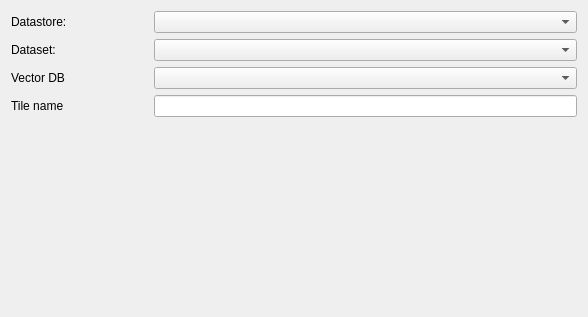
The window that geoplateforme/gui/tile_creation/qwp_tile_generation_edition.ui (JulesGrillot/plugin-qgis-geoplateforme) describes before a commit, drawn with Qt 5.
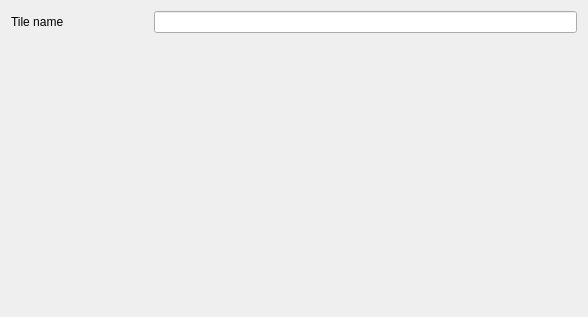
The same window after the commit. Custom widgets are drawn as their Qt base class.

Commit message: feat(tile generation): remove datastore, dataset and stored data combobox for generation

```diff
--- a/geoplateforme/gui/tile_creation/qwp_tile_generation_edition.ui
+++ b/geoplateforme/gui/tile_creation/qwp_tile_generation_edition.ui
@@ -17,7 +17,7 @@
    <locale language="English" country="UnitedStates"/>
   </property>
   <layout class="QGridLayout" name="gridLayout">
-   <item row="5" column="0">
+   <item row="2" column="0">
     <widget class="QLabel" name="lbl_name">
      <property name="autoFillBackground">
       <bool>true</bool>
@@ -27,34 +27,7 @@
      </property>
     </widget>
    </item>
-   <item row="2" column="0">
-    <widget class="QLabel" name="label">
-     <property name="text">
-      <string>Dataset:</string>
-     </property>
-    </widget>
-   </item>
-   <item row="3" column="1" colspan="3">
-    <widget class="StoredDataComboBox" name="cbx_stored_data"/>
-   </item>
-   <item row="3" column="0">
-    <widget class="QLabel" name="lbl_stored_data">
-     <property name="text">
-      <string>Vector DB</string>
-     </property>
-    </widget>
-   </item>
-   <item row="1" column="1" colspan="3">
-    <widget class="DatastoreComboBox" name="cbx_datastore"/>
-   </item>
-   <item row="1" column="0">
-    <widget class="QLabel" name="lbl_datastore">
-     <property name="text">
-      <string>Datastore:</string>
-     </property>
-    </widget>
-   </item>
-   <item row="7" column="2">
+   <item row="4" column="2">
     <spacer name="verticalSpacer">
      <property name="orientation">
       <enum>Qt::Vertical</enum>
@@ -67,7 +40,7 @@
      </property>
     </spacer>
    </item>
-   <item row="5" column="1" colspan="3">
+   <item row="2" column="1" colspan="3">
     <widget class="QLineEdit" name="lne_name">
      <property name="inputMethodHints">
       <set>Qt::ImhLatinOnly</set>
@@ -80,28 +53,8 @@
      </property>
     </widget>
    </item>
-   <item row="2" column="1" colspan="3">
-    <widget class="DatasetComboBox" name="cbx_dataset"/>
-   </item>
   </layout>
  </widget>
- <customwidgets>
-  <customwidget>
-   <class>DatastoreComboBox</class>
-   <extends>QComboBox</extends>
-   <header>geoplateforme.gui.cbx_datastore</header>
-  </customwidget>
-  <customwidget>
-   <class>StoredDataComboBox</class>
-   <extends>QComboBox</extends>
-   <header>geoplateforme.gui.cbx_stored_data</header>
-  </customwidget>
-  <customwidget>
-   <class>DatasetComboBox</class>
-   <extends>QComboBox</extends>
-   <header>geoplateforme.gui.cbx_dataset</header>
-  </customwidget>
- </customwidgets>
  <resources/>
  <connections/>
 </ui>
```
The commit also changes 5 other files.
